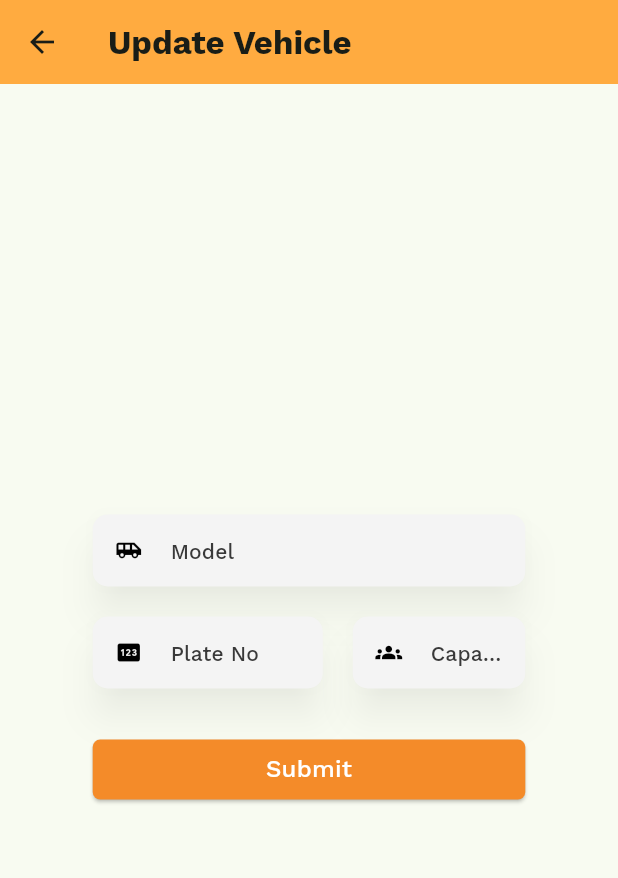
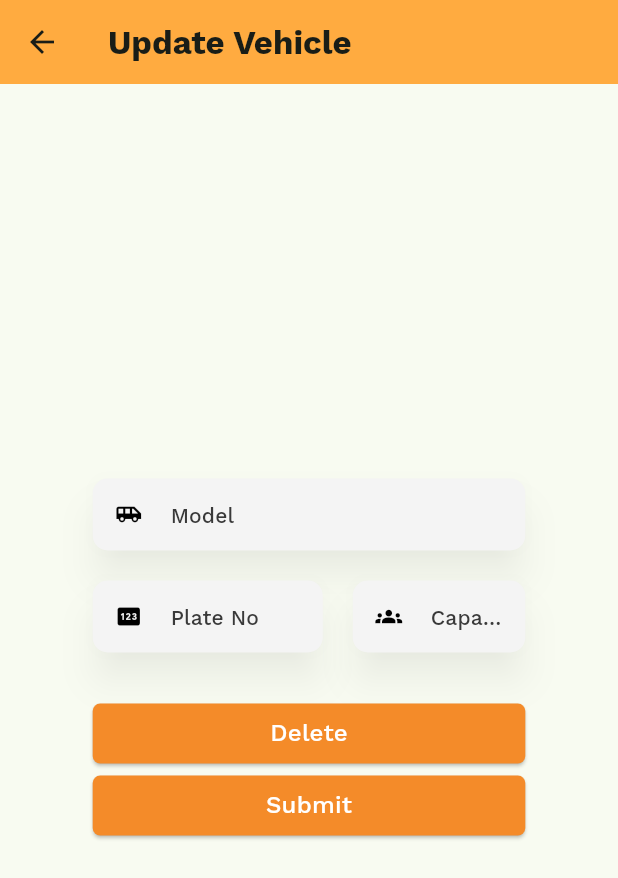
Before and after one commit to Frosco03/Iskomyut, a Flutter app: the VehicleForm screen opened by its route, on a phone screen of 412 x 824 dp. Shown: the top 878 px of the screen. Run offline on Flutter 3.47's test engine with Material 3 defaults, Android fonts, the phone set to English and light mode, and no system bars; our stand-ins replace envied, flutter_map, google_fonts, latlong2; missing offline and left inert: dart:ffi, mysql1; generated files the repository leaves out were written again.

Commit message:
fix to overflow when keyboard is shown

```diff
--- a/iskomyut/front_end/lib/vehicle_form.dart
+++ b/iskomyut/front_end/lib/vehicle_form.dart
@@ -16,6 +16,7 @@ class VehicleForm extends StatefulWidget {
 class _VehicleFormState extends State<VehicleForm> {
 
   final List<TextEditingController> _fieldValueControllers = List.generate(3, (i) => TextEditingController());
+  bool isUpdate = false; //boolean to check if user is adding new vehicle or updating existing data
 
   @override
   Widget build(BuildContext context) {
@@ -34,6 +35,9 @@ class _VehicleFormState extends State<VehicleForm> {
           child: Padding(
             padding: EdgeInsets.all(MediaQuery.of(context).size.width*.15),
             child: Form(
+              child: Center(
+                child: SingleChildScrollView(
+                  physics: const RangeMaintainingScrollPhysics(),
                   child: Column(
                     mainAxisSize: MainAxisSize.max,
                     mainAxisAlignment: MainAxisAlignment.center,
@@ -81,8 +85,11 @@ class _VehicleFormState extends State<VehicleForm> {
                         ],
                       ),
                       SizedBox(height: 30),
+                      DeleteButton(),
                       SubmitButton(controllers: _fieldValueControllers),
                     ],
+                  ),
+                ),
               ),
             ),
           )
@@ -182,3 +189,36 @@ class SubmitButton extends StatelessWidget {
     );
   }
 }
+
+class DeleteButton extends StatelessWidget {
+  const DeleteButton({
+    super.key,
+  });
+
+  @override
+  Widget build(BuildContext context) {
+    double _screenWidth = MediaQuery.of(context).size.width; //Get the width of the screen for responsiveness
+
+    return Center(
+      child: Container(
+        width: (_screenWidth * .75),
+        child: ElevatedButton(
+          style: ButtonStyle(
+            shape: MaterialStateProperty.all<RoundedRectangleBorder>(
+                RoundedRectangleBorder(
+                    borderRadius: BorderRadius.circular(5.0),
+                ),
+            ),
+          ),
+          onPressed: () {},
+          child: Text(
+            "Delete",
+            style: Theme.of(context).textTheme.titleMedium?.copyWith(
+              color: Colors.white,
+            ),
+          ),
+        ),
+      ),
+    );
+  }
+}
```
Lines whose indentation alone changed are shown as unchanged.
